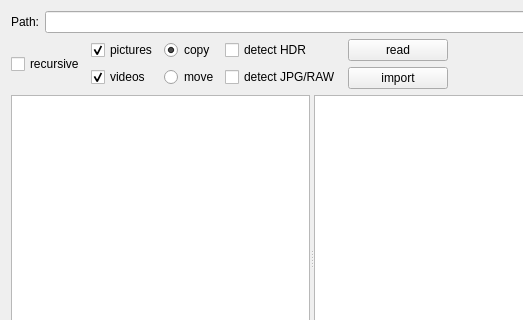
This is cimportdialog.ui in birkeh/pictureLibrary as Qt 5 draws it before an edit; both pictures show x 0 to 523 and y 0 to 320 of the 697 by 536 pixel window. The edited form follows.
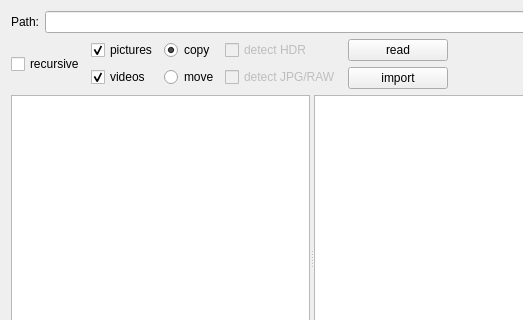
This is the edited form. Custom widgets are drawn as their Qt base class.

Diff of the .ui file:
```diff
--- a/cimportdialog.ui
+++ b/cimportdialog.ui
@@ -105,6 +105,9 @@
         <layout class="QVBoxLayout" name="verticalLayout_4">
          <item>
           <widget class="QCheckBox" name="m_lpDetectHDR">
+           <property name="enabled">
+            <bool>false</bool>
+           </property>
            <property name="text">
             <string>detect HDR</string>
            </property>
@@ -112,6 +115,9 @@
          </item>
          <item>
           <widget class="QCheckBox" name="m_lpDetectJPG_RAW">
+           <property name="enabled">
+            <bool>false</bool>
+           </property>
            <property name="text">
             <string>detect JPG/RAW</string>
            </property>
```
